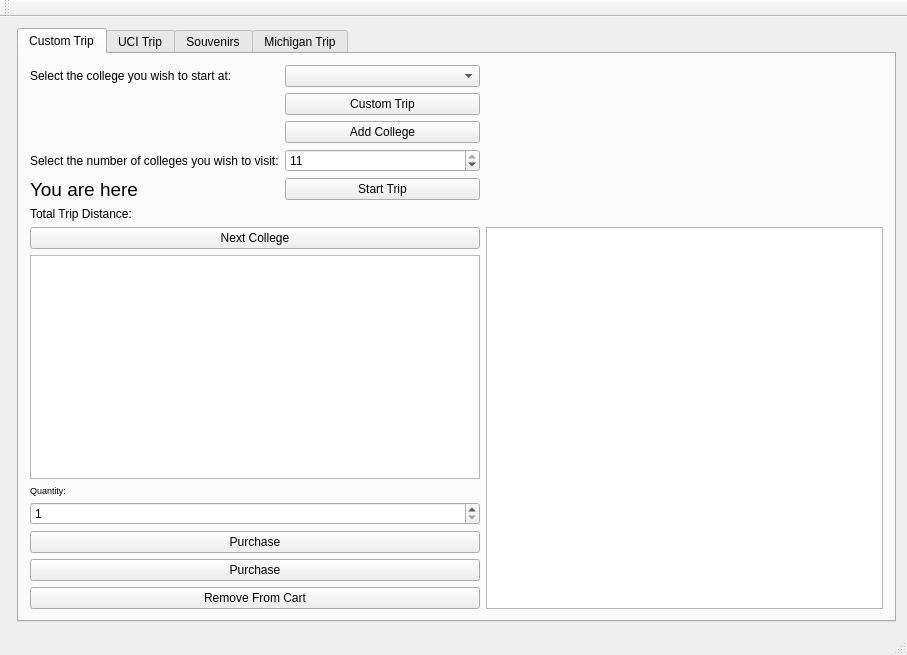
Qt form CollegeTour/mainwindow.ui (25wes25/caramelDelights) before a commit.
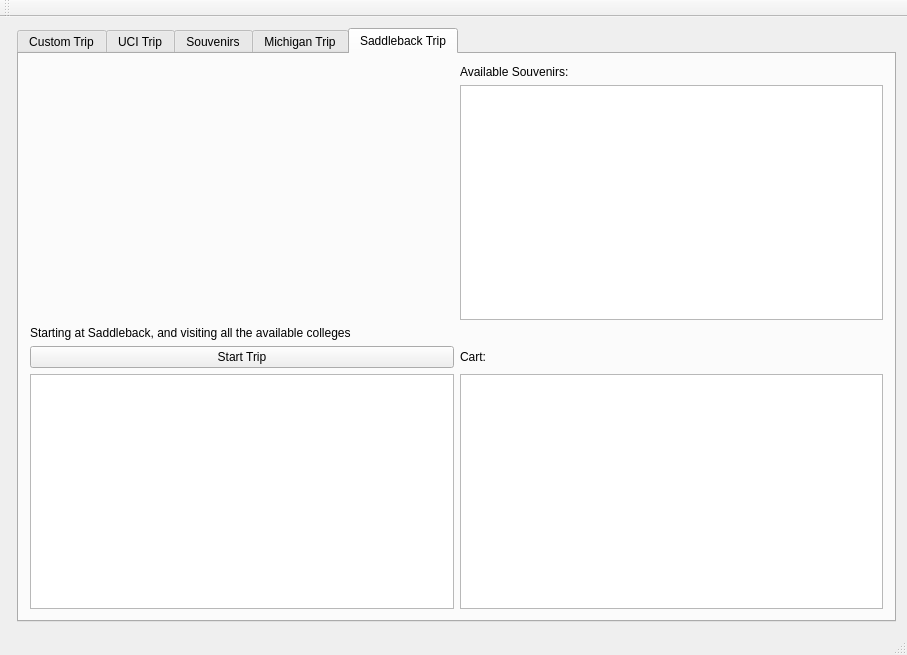
The same form after that commit. Icons and pictures are not drawn.

What changed in the file:
```diff
--- a/CollegeTour/mainwindow.ui
+++ b/CollegeTour/mainwindow.ui
@@ -18,7 +18,7 @@
     <item row="0" column="1">
      <widget class="QTabWidget" name="tabWidget">
       <property name="currentIndex">
-       <number>0</number>
+       <number>4</number>
       </property>
       <widget class="QWidget" name="tab">
        <attribute name="title">
@@ -381,6 +381,69 @@
         </item>
        </layout>
       </widget>
+      <widget class="QWidget" name="tab_5">
+       <attribute name="title">
+        <string>Saddleback Trip</string>
+       </attribute>
+       <layout class="QGridLayout" name="gridLayout_4">
+        <item row="2" column="0">
+         <widget class="QLabel" name="saddleLabel">
+          <property name="text">
+           <string>Starting at Saddleback, and visiting all the available colleges</string>
+          </property>
+         </widget>
+        </item>
+        <item row="3" column="0">
+         <widget class="QPushButton" name="saddleStartButton">
+          <property name="text">
+           <string>Start Trip</string>
+          </property>
+         </widget>
+        </item>
+        <item row="1" column="1">
+         <widget class="QTableView" name="saddleShopTable"/>
+        </item>
+        <item row="4" column="0">
+         <widget class="QTableWidget" name="saddleCollegeTable"/>
+        </item>
+        <item row="0" column="1">
+         <widget class="QLabel" name="label_2">
+          <property name="text">
+           <string>Available Souvenirs:</string>
+          </property>
+         </widget>
+        </item>
+        <item row="3" column="1">
+         <widget class="QLabel" name="label_4">
+          <property name="text">
+           <string>Cart:</string>
+          </property>
+         </widget>
+        </item>
+        <item row="4" column="1">
+         <widget class="QTableView" name="saddleCartTable"/>
+        </item>
+        <item row="1" column="0">
+         <widget class="QLabel" name="label_5">
+          <property name="sizePolicy">
+           <sizepolicy hsizetype="Preferred" vsizetype="Preferred">
+            <horstretch>0</horstretch>
+            <verstretch>0</verstretch>
+           </sizepolicy>
+          </property>
+          <property name="text">
+           <string/>
+          </property>
+          <property name="pixmap">
+           <pixmap resource="resource.qrc">:/new/prefix1/pictures/Saddleback_President_Webby_t670.png</pixmap>
+          </property>
+          <property name="scaledContents">
+           <bool>false</bool>
+          </property>
+         </widget>
+        </item>
+       </layout>
+      </widget>
      </widget>
     </item>
    </layout>
```
Left out of the diff: 4 changed lines with no effect on the pictures.
